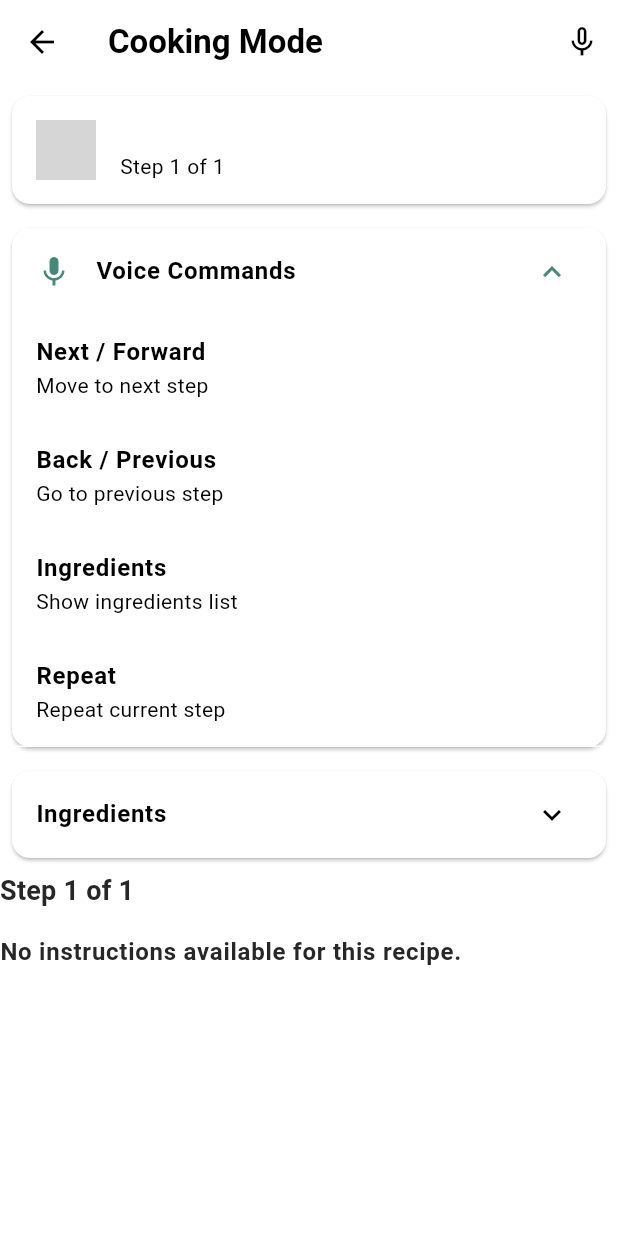
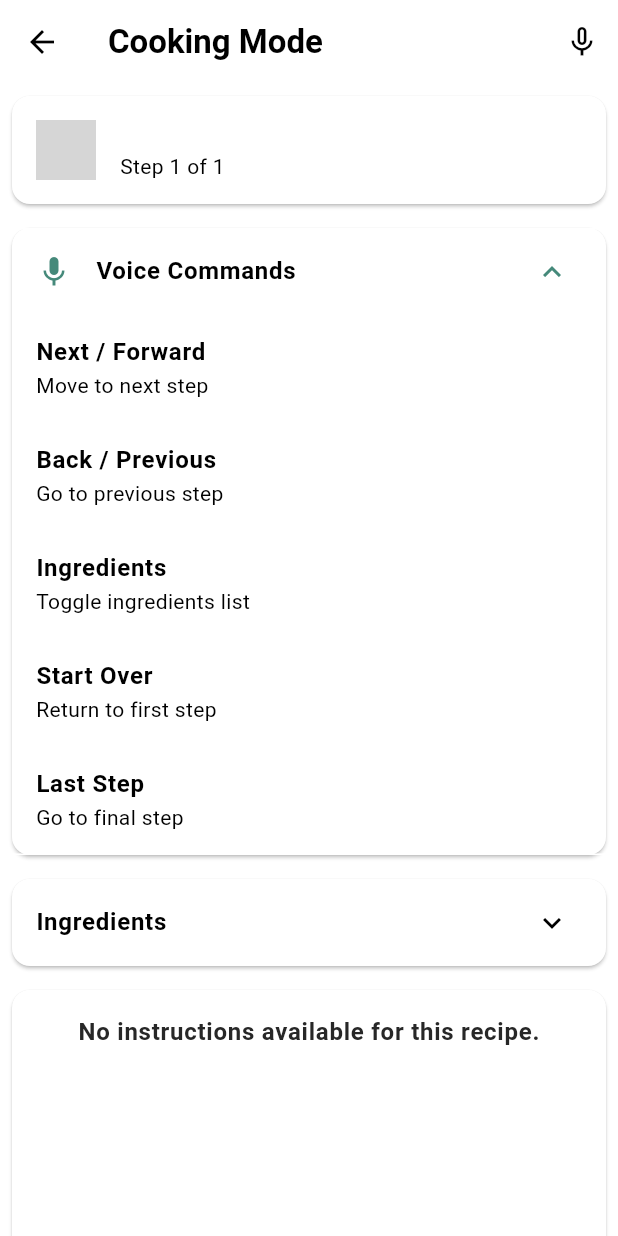
Before and after one commit to Ogunleye-Similoluwa/CulinaryCompass, a Flutter app: the CookingModeScreen screen opened directly with empty values, after a tap on "Voice Commands", on a phone screen of 412 x 824 dp. Run offline on Flutter 3.47's test engine with Material 3 defaults, Android fonts, the phone set to English and light mode, and no system bars; our stand-ins replace equatable, flutter_dotenv, flutter_riverpod, shared_preferences, speech_to_text; missing offline and left inert: screen_brightness; accounts and stored records are empty; network calls fail; grey boxes are pictures that could not be loaded.

Commit message:
fixed issue with voice command

```diff
--- a/lib/feature/home/presentation/cooking_mode_screen.dart
+++ b/lib/feature/home/presentation/cooking_mode_screen.dart
@@ -24,6 +24,7 @@ class _CookingModeScreenState extends ConsumerState<CookingModeScreen> {
   bool _isListening = false;
   late stt.SpeechToText _speech;
   String _lastWords = '';
+  bool _showIngredients = false;
 
   @override
   void initState() {
@@ -31,9 +32,12 @@ class _CookingModeScreenState extends ConsumerState<CookingModeScreen> {
     ScreenBrightness().setScreenBrightness(1.0);
     _speech = stt.SpeechToText();
     _initSpeech();
+
+    // Safely handle instructions
     _instructions = widget.recipe.instructions
-        .split('\n')
-        .where((step) => step.trim().isNotEmpty)
+        .split(RegExp(r'(?:\r?\n|\r|\.|STEP\s*\d+)'))
+        .map((s) => s.trim())
+        .where((s) => s.isNotEmpty)
         .toList();
 
     if (_instructions.isEmpty) {
@@ -101,8 +105,11 @@ class _CookingModeScreenState extends ConsumerState<CookingModeScreen> {
     return Card(
       margin: const EdgeInsets.all(8),
       child: ListTile(
-        leading: CircleAvatar(
+        leading: Hero(
+          tag: 'recipe-image-${widget.recipe.id}-${widget.recipe.imageUrl}',
+          child: CircleAvatar(
             backgroundImage: NetworkImage(widget.recipe.imageUrl),
+          ),
         ),
         title: Text(widget.recipe.title),
         subtitle: Text('Step ${_currentStep + 1} of ${_instructions.length}'),
@@ -113,9 +120,12 @@ class _CookingModeScreenState extends ConsumerState<CookingModeScreen> {
   Widget _buildIngredientsCard() {
     final scaleFactor = widget.servings / widget.recipe.servings;
 
-    return Card(
+    return AnimatedSwitcher(
+      duration: const Duration(milliseconds: 300),
+      child: Card(
         margin: const EdgeInsets.all(8),
         child: ExpansionTile(
+          initiallyExpanded: _showIngredients,
           title: const Text('Ingredients'),
           children: widget.recipe.ingredients.map((ingredient) {
             final quantity = _extractQuantity(ingredient);
@@ -131,43 +141,48 @@ class _CookingModeScreenState extends ConsumerState<CookingModeScreen> {
             );
           }).toList(),
         ),
+      ),
     );
   }
 
   Widget _buildInstructionsStep() {
-    if (_instructions.isEmpty) {
-      return const Center(
-        child: Text('No instructions available'),
+    return Card(
+      margin: const EdgeInsets.all(8),
+      child: Column(
+        children: [
+          Expanded(
+            child: Padding(
+              padding: const EdgeInsets.all(16),
+              child: Text(
+                _instructions[_currentStep],
+                style: Theme.of(context).textTheme.bodyLarge,
+              ),
+            ),
+          ),
+          _buildNavigationButtons(),
+        ],
+      ),
     );
   }
 
-    return Column(
-      crossAxisAlignment: CrossAxisAlignment.start,
+  Widget _buildNavigationButtons() {
+    return Padding(
+      padding: const EdgeInsets.all(8),
+      child: Row(
+        mainAxisAlignment: MainAxisAlignment.spaceEvenly,
         children: [
-        Text(
-          'Step ${_currentStep + 1} of ${_instructions.length}',
-          style: Theme.of(context).textTheme.titleMedium,
+          ElevatedButton.icon(
+            onPressed: _currentStep > 0 ? _previousStep : null,
+            icon: const Icon(Icons.arrow_back),
+            label: const Text('Previous'),
           ),
-        const SizedBox(height: 16),
-        Text(
-          _instructions[_currentStep],
-          style: Theme.of(context).textTheme.bodyLarge,
-        ),
-        const Spacer(),
-        Row(
-          mainAxisAlignment: MainAxisAlignment.spaceBetween,
-          children: [
-            IconButton(
-              icon: const Icon(Icons.arrow_back),
-              onPressed: _currentStep > 0 ? _previousStep : null,
-            ),
-            IconButton(
+          ElevatedButton.icon(
+            onPressed: _currentStep < _instructions.length - 1 ? _nextStep : null,
             icon: const Icon(Icons.arrow_forward),
-              onPressed: _currentStep < _instructions.length - 1 ? _nextStep : null,
+            label: const Text('Next'),
           ),
         ],
       ),
-      ],
     );
   }
 
@@ -224,15 +239,22 @@ class _CookingModeScreenState extends ConsumerState<CookingModeScreen> {
   }
 
   void _handleVoiceCommand(String command) {
+    command = command.toLowerCase();
+    setState(() {
       if (command.contains('next') || command.contains('forward')) {
         _nextStep();
       } else if (command.contains('back') || command.contains('previous')) {
         _previousStep();
-    } else if (command.contains('ingredients')) {
-      // TODO: Show ingredients
+      } else if (command.contains('ingredient')) {
+        _showIngredients = !_showIngredients;
       } else if (command.contains('repeat')) {
-      // TODO: Text-to-speech current step
+        // Keep current step, maybe add TTS later
+      } else if (command.contains('start over')) {
+        _currentStep = 0;
+      } else if (command.contains('last step')) {
+        _currentStep = _instructions.length - 1;
       }
+    });
   }
 
   double _extractQuantity(String ingredient) {
@@ -258,11 +280,15 @@ class _CookingModeScreenState extends ConsumerState<CookingModeScreen> {
           ),
           ListTile(
             title: Text('Ingredients'),
-            subtitle: Text('Show ingredients list'),
+            subtitle: Text('Toggle ingredients list'),
           ),
           ListTile(
-            title: Text('Repeat'),
-            subtitle: Text('Repeat current step'),
+            title: Text('Start Over'),
+            subtitle: Text('Return to first step'),
+          ),
+          ListTile(
+            title: Text('Last Step'),
+            subtitle: Text('Go to final step'),
           ),
         ],
       ),
```
Also changed, not shown: 1 other file. Lines whose indentation alone changed are shown as unchanged.
